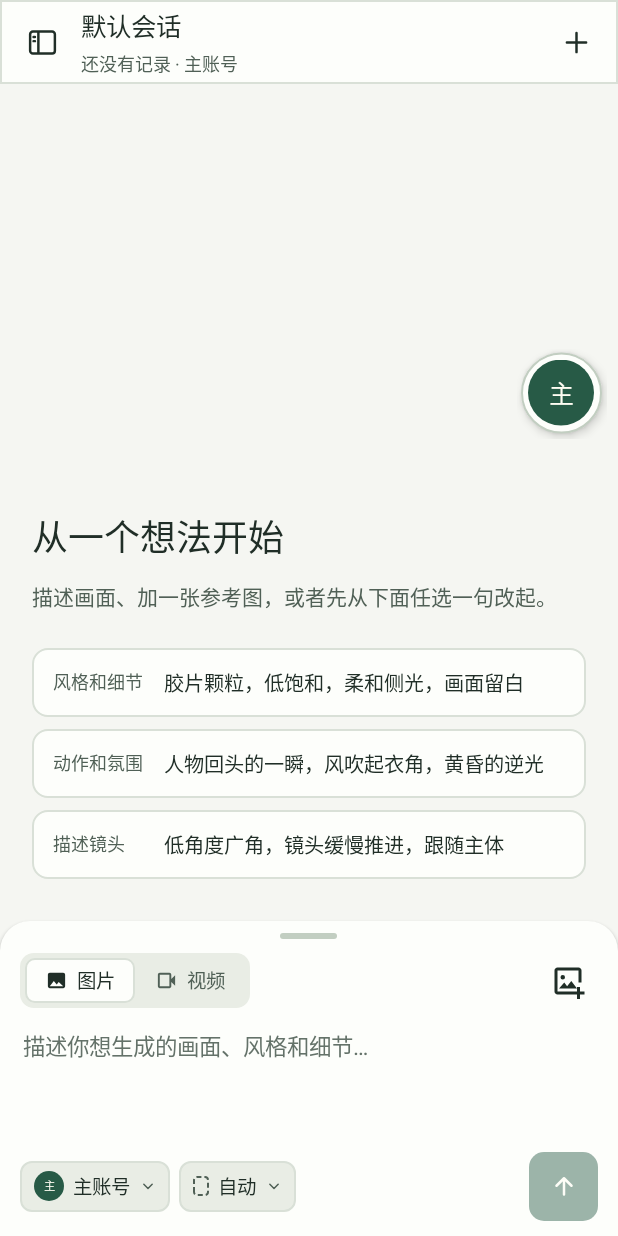
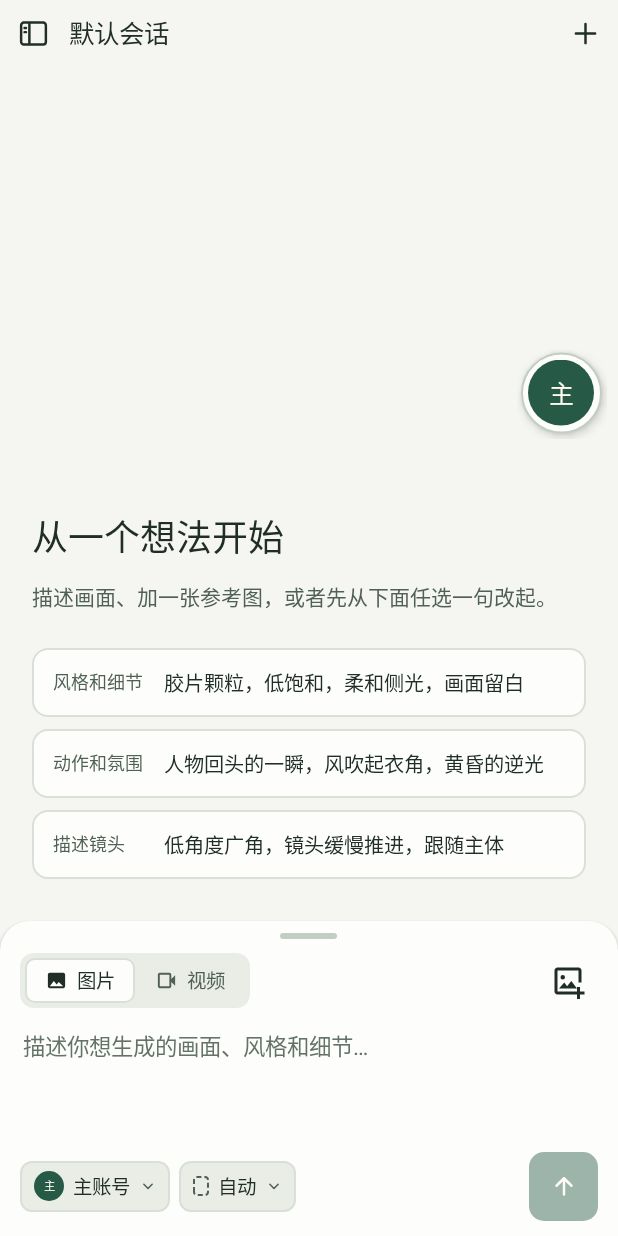
Before and after one commit to Kongbai333/muse-android, an Android app: the screen it shows after launch (MainActivity), on a phone screen of 412 x 824 dp. Run offline under Robolectric (Android 15) with nearby library versions, the phone set to English and light mode, and no system bars; pictures from the network do not load; 3 statements that could not run were skipped.

Commit message:
fix(android): unify session and browser headers for v0.1.41

```diff
--- a/app/build.gradle
+++ b/app/build.gradle
@@ -11,8 +11,8 @@ android {
         applicationId 'com.muse.workspace.mobile'
         minSdk 26
         targetSdk 35
-        versionCode 42
-        versionName '0.1.40'
+        versionCode 43
+        versionName '0.1.41'
     }
 
     compileOptions {
--- a/app/src/main/java/com/muse/workspace/mobile/MainActivity.java
+++ b/app/src/main/java/com/muse/workspace/mobile/MainActivity.java
@@ -86,7 +86,7 @@ public final class MainActivity extends AppCompatActivity implements MuseWeb.Hos
     private android.widget.PopupWindow accountMenu;
     private boolean switchTucked, switchPeeking, switchRight = true, switchLongPressed;
     private float switchY = 0.3f;
-    private TextView webTitle, webSubtitle, webNotice, studioTitle, studioSubtitle;
+    private TextView webTitle, webSubtitle, webNotice, studioTitle;
     private LinearLayout studioAccount;
     private ImageButton sidebarToggle, webBack, submitButton;
     private MobileUi.Segment studioMode;
@@ -828,7 +828,6 @@ public final class MainActivity extends AppCompatActivity implements MuseWeb.Hos
         studioResults = null;
         studioScroll = null;
         studioTitle = null;
-        studioSubtitle = null;
         studioMode = null;
         studioComposer = null;
         studioAccountValue = null;
@@ -848,25 +847,20 @@ public final class MainActivity extends AppCompatActivity implements MuseWeb.Hos
         updateQuickSwitchFace();
     }
 
-    private LinearLayout.LayoutParams webIconSize() { return new LinearLayout.LayoutParams(ui.dp(36), ui.dp(36)); }
+    private LinearLayout.LayoutParams headerIconSize() { return new LinearLayout.LayoutParams(ui.dp(36), ui.dp(36)); }
 
     private int rootColor() { return screen == STUDIO ? SURFACE : BG; }
 
     private LinearLayout studioHeader() {
-        LinearLayout toolbar = ui.toolbar();
-        toolbar.addView(sidebarButton());
-        LinearLayout heading = ui.column();
-        heading.setPadding(ui.dp(6), 0, ui.dp(6), 0);
+        LinearLayout toolbar = ui.compactToolbar();
+        toolbar.addView(sidebarButton(), headerIconSize());
         studioTitle = ui.single(ui.text("Muse 工作室", 17, INK, true));
-        heading.addView(studioTitle);
-        studioSubtitle = ui.single(ui.text("", 12, TEXT2, false));
-        LinearLayout.LayoutParams subtitlePosition = new LinearLayout.LayoutParams(-1, -2);
-        subtitlePosition.topMargin = ui.dp(4);
-        heading.addView(studioSubtitle, subtitlePosition);
-        heading.setOnClickListener(view -> openSidebar());
-        heading.setContentDescription("打开会话列表");
-        toolbar.addView(heading, new LinearLayout.LayoutParams(0, -2, 1));
-        toolbar.addView(ui.iconButton(R.drawable.ic_add, "新建会话", INK, this::newStudioSession));
+        studioTitle.setPadding(ui.dp(6), 0, ui.dp(6), 0);
+        studioTitle.setGravity(Gravity.CENTER_VERTICAL);
+        studioTitle.setOnClickListener(view -> openSidebar());
+        studioTitle.setFocusable(true);
+        toolbar.addView(studioTitle, new LinearLayout.LayoutParams(0, ui.dp(36), 1));
+        toolbar.addView(ui.compactIconButton(R.drawable.ic_add, "新建会话", INK, this::newStudioSession), headerIconSize());
         updateStudioSessionTitle();
         return toolbar;
     }
@@ -1309,15 +1303,10 @@ public final class MainActivity extends AppCompatActivity implements MuseWeb.Hos
 
     private void updateStudioSessionTitle() {
         StudioSession session = studio == null ? null : studio.currentSession();
-        if (studioTitle != null) studioTitle.setText(session == null ? "Muse 工作室" : session.name);
-        if (studioSubtitle != null) {
-            int count = studio == null ? 0 : studio.currentEntries().size();
-            AccountStore.Account account = accounts == null ? null : current();
-            String owner = account == null ? "未选择账号" : account.name;
-            MobileStudio.Entry running = studio == null ? null : studio.running();
-            boolean here = running != null && session != null && session.id.equals(running.sessionId);
-            studioSubtitle.setText((here ? "生成中" : count == 0 ? "还没有记录" : count + " 条记录") + " · " + owner);
-            studioSubtitle.setTextColor(here ? ACCENT : TEXT2);
+        if (studioTitle != null) {
+            String title = session == null ? "Muse 工作室" : session.name;
+            studioTitle.setText(title);
+            studioTitle.setContentDescription(title + "，打开会话列表");
         }
     }
 
@@ -1917,14 +1906,10 @@ public final class MainActivity extends AppCompatActivity implements MuseWeb.Hos
         LinearLayout page = ui.column();
         page.setBackgroundColor(BG);
         // 紧凑顶栏：44dp 高，按钮 36dp，地址栏单行（账号名 · 域名 · 代理）。
-        LinearLayout bar = ui.row();
-        // 与 main 顶部安全区共用 BG；外层不描边，地址栏保留自己的轮廓。
-        bar.setBackgroundColor(BG);
-        bar.setPadding(ui.dp(4), ui.dp(4), ui.dp(4), ui.dp(4));
-        bar.setMinimumHeight(ui.dp(44));
-        bar.addView(sidebarButton(), webIconSize());
+        LinearLayout bar = ui.compactToolbar();
+        bar.addView(sidebarButton(), headerIconSize());
         webBack = ui.compactIconButton(R.drawable.ic_web_back, "返回上一页", INK, browser::back);
-        bar.addView(webBack, webIconSize());
+        bar.addView(webBack, headerIconSize());
         LinearLayout url = ui.row();
         url.setBackground(ui.shape(RAISED, 8, LINE));
         url.setPadding(ui.dp(10), 0, ui.dp(10), 0);
@@ -1941,10 +1926,10 @@ public final class MainActivity extends AppCompatActivity implements MuseWeb.Hos
         LinearLayout.LayoutParams urlPosition = new LinearLayout.LayoutParams(0, ui.dp(34), 1);
         urlPosition.setMargins(ui.dp(2), 0, ui.dp(2), 0);
         bar.addView(url, urlPosition);
-        bar.addView(ui.compactIconButton(R.drawable.ic_home, "Muse 首页", INK, () -> browser.navigate(StudioDraft.HOME)), webIconSize());
+        bar.addView(ui.compactIconButton(R.drawable.ic_home, "Muse 首页", INK, () -> browser.navigate(StudioDraft.HOME)), headerIconSize());
         bar.addView(ui.compactIconButton(R.drawable.ic_web_refresh, "刷新网页", INK, () -> {
             if (browser.view() == null) showScreen(WEB); else browser.reload();
-        }), webIconSize());
+        }), headerIconSize());
         ui.block(page, bar, 0);
 
         webProgress = new LinearProgressIndicator(this);
--- a/app/src/main/java/com/muse/workspace/mobile/MobileUi.java
+++ b/app/src/main/java/com/muse/workspace/mobile/MobileUi.java
@@ -205,6 +205,15 @@ final class MobileUi {
         bar.setPadding(dp(8), dp(4), dp(8), dp(4));
         bar.setMinimumHeight(dp(56));
         bar.setBackground(shape(SURFACE, 0, LINE));
+        return bar;
+    }
+
+    /** 会话与网页共用：44dp 紧凑顶栏，与状态栏安全区同色，无外框。 */
+    LinearLayout compactToolbar() {
+        LinearLayout bar = row();
+        bar.setPadding(dp(4), dp(4), dp(4), dp(4));
+        bar.setMinimumHeight(dp(44));
+        bar.setBackgroundColor(BG);
         return bar;
     }
 
```
Also changed, not shown: 1 other file.
